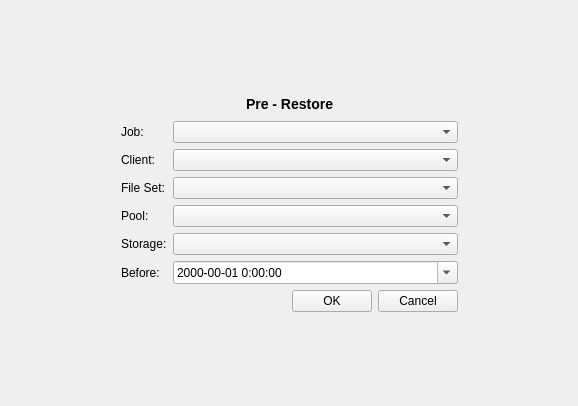
This is bacula/src/qt-console/restore/prerestore.ui in rkorzeniewski/bacula as Qt 5 draws it before an edit. The edited form follows.
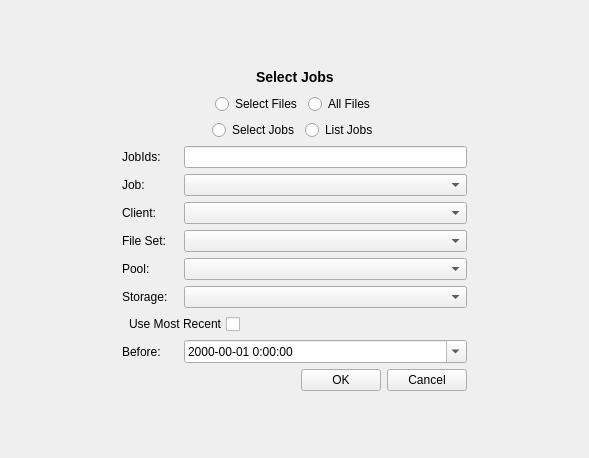
This is the edited form.

Commit message: Add intelegence to prerestore.  Radio buttons for select or all files.  Radio button for select or list jobs.  Text input for list of jobs.

```diff
--- a/bacula/src/qt-console/restore/prerestore.ui
+++ b/bacula/src/qt-console/restore/prerestore.ui
@@ -5,13 +5,16 @@
    <rect>
     <x>0</x>
     <y>0</y>
-    <width>578</width>
-    <height>406</height>
+    <width>589</width>
+    <height>458</height>
    </rect>
   </property>
   <property name="windowTitle" >
    <string>Form</string>
   </property>
+  <property name="autoFillBackground" >
+   <bool>true</bool>
+  </property>
   <layout class="QGridLayout" >
    <property name="margin" >
     <number>9</number>
@@ -19,15 +22,15 @@
    <property name="spacing" >
     <number>6</number>
    </property>
-   <item row="1" column="0" >
+   <item row="0" column="1" >
     <spacer>
      <property name="orientation" >
-      <enum>Qt::Horizontal</enum>
+      <enum>Qt::Vertical</enum>
      </property>
      <property name="sizeHint" >
       <size>
-       <width>40</width>
-       <height>20</height>
+       <width>20</width>
+       <height>40</height>
       </size>
      </property>
     </spacer>
@@ -45,6 +48,32 @@
      </property>
     </spacer>
    </item>
+   <item row="1" column="0" >
+    <spacer>
+     <property name="orientation" >
+      <enum>Qt::Horizontal</enum>
+     </property>
+     <property name="sizeHint" >
+      <size>
+       <width>93</width>
+       <height>301</height>
+      </size>
+     </property>
+    </spacer>
+   </item>
+   <item row="2" column="1" >
+    <spacer>
+     <property name="orientation" >
+      <enum>Qt::Vertical</enum>
+     </property>
+     <property name="sizeHint" >
+      <size>
+       <width>20</width>
+       <height>40</height>
+      </size>
+     </property>
+    </spacer>
+   </item>
    <item row="1" column="1" >
     <layout class="QGridLayout" >
      <property name="margin" >
@@ -53,135 +82,7 @@
      <property name="spacing" >
       <number>6</number>
      </property>
-     <item row="2" column="1" >
-      <widget class="QComboBox" name="clientCombo" />
-     </item>
-     <item row="3" column="0" >
-      <widget class="QLabel" name="label_3" >
-       <property name="text" >
-        <string>File Set:</string>
-       </property>
-       <property name="buddy" >
-        <cstring>filesetCombo</cstring>
-       </property>
-      </widget>
-     </item>
-     <item row="7" column="0" colspan="2" >
-      <layout class="QHBoxLayout" >
-       <property name="margin" >
-        <number>0</number>
-       </property>
-       <property name="spacing" >
-        <number>6</number>
-       </property>
-       <item>
-        <spacer>
-         <property name="orientation" >
-          <enum>Qt::Horizontal</enum>
-         </property>
-         <property name="sizeHint" >
-          <size>
-           <width>171</width>
-           <height>20</height>
-          </size>
-         </property>
-        </spacer>
-       </item>
-       <item>
-        <widget class="QPushButton" name="okButton" >
-         <property name="text" >
-          <string>OK</string>
-         </property>
-        </widget>
-       </item>
-       <item>
-        <widget class="QPushButton" name="cancelButton" >
-         <property name="text" >
-          <string>Cancel</string>
-         </property>
-        </widget>
-       </item>
-      </layout>
-     </item>
-     <item row="4" column="1" >
-      <widget class="QComboBox" name="poolCombo" />
-     </item>
-     <item row="2" column="0" >
-      <widget class="QLabel" name="label_2" >
-       <property name="text" >
-        <string>Client:</string>
-       </property>
-       <property name="buddy" >
-        <cstring>clientCombo</cstring>
-       </property>
-      </widget>
-     </item>
-     <item row="0" column="0" colspan="2" >
-      <layout class="QHBoxLayout" >
-       <property name="margin" >
-        <number>0</number>
-       </property>
-       <property name="spacing" >
-        <number>6</number>
-       </property>
-       <item>
-        <spacer>
-         <property name="orientation" >
-          <enum>Qt::Horizontal</enum>
-         </property>
-         <property name="sizeHint" >
-          <size>
-           <width>71</width>
-           <height>21</height>
-          </size>
-         </property>
-        </spacer>
-       </item>
-       <item>
-        <widget class="QLabel" name="run" >
-         <property name="maximumSize" >
-          <size>
-           <width>16777215</width>
-           <height>30</height>
-          </size>
-         </property>
-         <property name="text" >
-          <string>&lt;h3>Pre - Restore&lt;/h3></string>
-         </property>
-        </widget>
-       </item>
-       <item>
-        <spacer>
-         <property name="orientation" >
-          <enum>Qt::Horizontal</enum>
-         </property>
-         <property name="sizeHint" >
-          <size>
-           <width>81</width>
-           <height>20</height>
-          </size>
-         </property>
-        </spacer>
-       </item>
-      </layout>
-     </item>
-     <item row="4" column="0" >
-      <widget class="QLabel" name="label_4" >
-       <property name="text" >
-        <string>Pool:</string>
-       </property>
-       <property name="buddy" >
-        <cstring>poolCombo</cstring>
-       </property>
-      </widget>
-     </item>
-     <item row="5" column="1" >
-      <widget class="QComboBox" name="storageCombo" />
-     </item>
-     <item row="3" column="1" >
-      <widget class="QComboBox" name="filesetCombo" />
-     </item>
-     <item row="6" column="0" >
+     <item row="10" column="0" >
       <widget class="QLabel" name="label_6" >
        <property name="text" >
         <string>Before:</string>
@@ -191,17 +92,20 @@
        </property>
       </widget>
      </item>
-     <item row="1" column="0" >
-      <widget class="QLabel" name="label" >
+     <item row="8" column="1" colspan="2" >
+      <widget class="QComboBox" name="storageCombo" />
+     </item>
+     <item row="7" column="0" >
+      <widget class="QLabel" name="label_4" >
        <property name="text" >
-        <string>Job:</string>
+        <string>Pool:</string>
        </property>
        <property name="buddy" >
         <cstring>jobCombo</cstring>
        </property>
       </widget>
      </item>
-     <item row="6" column="1" >
+     <item row="10" column="1" colspan="2" >
       <widget class="QDateTimeEdit" name="beforeDateTime" >
        <property name="minimumDate" >
         <date>
@@ -218,7 +122,146 @@
        </property>
       </widget>
      </item>
-     <item row="1" column="1" >
+     <item row="2" column="0" colspan="3" >
+      <widget class="QFrame" name="frame_2" >
+       <property name="frameShape" >
+        <enum>QFrame::NoFrame</enum>
+       </property>
+       <property name="frameShadow" >
+        <enum>QFrame::Plain</enum>
+       </property>
+       <property name="lineWidth" >
+        <number>0</number>
+       </property>
+       <layout class="QGridLayout" >
+        <property name="margin" >
+         <number>0</number>
+        </property>
+        <property name="spacing" >
+         <number>6</number>
+        </property>
+        <item row="0" column="0" >
+         <spacer>
+          <property name="orientation" >
+           <enum>Qt::Horizontal</enum>
+          </property>
+          <property name="sizeHint" >
+           <size>
+            <width>40</width>
+            <height>20</height>
+           </size>
+          </property>
+         </spacer>
+        </item>
+        <item row="0" column="1" >
+         <widget class="QRadioButton" name="selectJobsRadio" >
+          <property name="text" >
+           <string>Select Jobs</string>
+          </property>
+          <property name="checked" >
+           <bool>false</bool>
+          </property>
+         </widget>
+        </item>
+        <item row="0" column="2" >
+         <widget class="QRadioButton" name="listJobsRadio" >
+          <property name="text" >
+           <string>List Jobs</string>
+          </property>
+          <property name="checked" >
+           <bool>false</bool>
+          </property>
+         </widget>
+        </item>
+        <item row="0" column="3" >
+         <spacer>
+          <property name="orientation" >
+           <enum>Qt::Horizontal</enum>
+          </property>
+          <property name="sizeHint" >
+           <size>
+            <width>40</width>
+            <height>20</height>
+           </size>
+          </property>
+         </spacer>
+        </item>
+       </layout>
+      </widget>
+     </item>
+     <item row="3" column="1" colspan="2" >
+      <widget class="QLineEdit" name="jobIdEdit" />
+     </item>
+     <item row="6" column="1" colspan="2" >
+      <widget class="QComboBox" name="filesetCombo" />
+     </item>
+     <item row="4" column="0" >
+      <widget class="QLabel" name="label" >
+       <property name="text" >
+        <string>Job:</string>
+       </property>
+       <property name="buddy" >
+        <cstring>jobCombo</cstring>
+       </property>
+      </widget>
+     </item>
+     <item row="7" column="1" colspan="2" >
+      <widget class="QComboBox" name="poolCombo" />
+     </item>
+     <item row="9" column="0" colspan="2" >
+      <widget class="QCheckBox" name="recentCheckBox" >
+       <property name="layoutDirection" >
+        <enum>Qt::RightToLeft</enum>
+       </property>
+       <property name="text" >
+        <string>Use Most Recent</string>
+       </property>
+      </widget>
+     </item>
+     <item row="9" column="2" >
+      <spacer>
+       <property name="orientation" >
+        <enum>Qt::Horizontal</enum>
+       </property>
+       <property name="sizeHint" >
+        <size>
+         <width>221</width>
+         <height>20</height>
+        </size>
+       </property>
+      </spacer>
+     </item>
+     <item row="8" column="0" >
+      <widget class="QLabel" name="label_5" >
+       <property name="text" >
+        <string>Storage:</string>
+       </property>
+       <property name="buddy" >
+        <cstring>storageCombo</cstring>
+       </property>
+      </widget>
+     </item>
+     <item row="3" column="0" >
+      <widget class="QLabel" name="label_7" >
+       <property name="text" >
+        <string>JobIds:</string>
+       </property>
+       <property name="buddy" >
+        <cstring>jobCombo</cstring>
+       </property>
+      </widget>
+     </item>
+     <item row="6" column="0" >
+      <widget class="QLabel" name="label_3" >
+       <property name="text" >
+        <string>File Set:</string>
+       </property>
+       <property name="buddy" >
+        <cstring>filesetCombo</cstring>
+       </property>
+      </widget>
+     </item>
+     <item row="4" column="1" colspan="2" >
       <widget class="QComboBox" name="jobCombo" >
        <property name="sizePolicy" >
         <sizepolicy>
@@ -236,10 +279,163 @@
        </property>
       </widget>
      </item>
+     <item row="11" column="0" colspan="3" >
+      <layout class="QHBoxLayout" >
+       <property name="margin" >
+        <number>0</number>
+       </property>
+       <property name="spacing" >
+        <number>6</number>
+       </property>
+       <item>
+        <spacer>
+         <property name="orientation" >
+          <enum>Qt::Horizontal</enum>
+         </property>
+         <property name="sizeHint" >
+          <size>
+           <width>171</width>
+           <height>20</height>
+          </size>
+         </property>
+        </spacer>
+       </item>
+       <item>
+        <widget class="QPushButton" name="okButton" >
+         <property name="text" >
+          <string>OK</string>
+         </property>
+        </widget>
+       </item>
+       <item>
+        <widget class="QPushButton" name="cancelButton" >
+         <property name="text" >
+          <string>Cancel</string>
+         </property>
+        </widget>
+       </item>
+      </layout>
+     </item>
+     <item row="5" column="1" colspan="2" >
+      <widget class="QComboBox" name="clientCombo" />
+     </item>
+     <item row="0" column="0" colspan="3" >
+      <layout class="QHBoxLayout" >
+       <property name="margin" >
+        <number>0</number>
+       </property>
+       <property name="spacing" >
+        <number>6</number>
+       </property>
+       <item>
+        <spacer>
+         <property name="orientation" >
+          <enum>Qt::Horizontal</enum>
+         </property>
+         <property name="sizeHint" >
+          <size>
+           <width>71</width>
+           <height>21</height>
+          </size>
+         </property>
+        </spacer>
+       </item>
+       <item>
+        <widget class="QLabel" name="run" >
+         <property name="maximumSize" >
+          <size>
+           <width>16777215</width>
+           <height>30</height>
+          </size>
+         </property>
+         <property name="text" >
+          <string>&lt;h3>Select Jobs&lt;/h3></string>
+         </property>
+        </widget>
+       </item>
+       <item>
+        <spacer>
+         <property name="orientation" >
+          <enum>Qt::Horizontal</enum>
+         </property>
+         <property name="sizeHint" >
+          <size>
+           <width>81</width>
+           <height>20</height>
+          </size>
+         </property>
+        </spacer>
+       </item>
+      </layout>
+     </item>
+     <item row="1" column="0" colspan="3" >
+      <widget class="QFrame" name="frame" >
+       <property name="frameShape" >
+        <enum>QFrame::NoFrame</enum>
+       </property>
+       <property name="frameShadow" >
+        <enum>QFrame::Plain</enum>
+       </property>
+       <layout class="QGridLayout" >
+        <property name="margin" >
+         <number>0</number>
+        </property>
+        <property name="spacing" >
+         <number>6</number>
+        </property>
+        <item row="0" column="2" >
+         <widget class="QRadioButton" name="allFilesRadio" >
+          <property name="text" >
+           <string>All Files</string>
+          </property>
+          <property name="checked" >
+           <bool>false</bool>
+          </property>
+         </widget>
+        </item>
+        <item row="0" column="1" >
+         <widget class="QRadioButton" name="selectFilesRadio" >
+          <property name="text" >
+           <string>Select Files</string>
+          </property>
+          <property name="checked" >
+           <bool>false</bool>
+          </property>
+         </widget>
+        </item>
+        <item row="0" column="3" >
+         <spacer>
+          <property name="orientation" >
+           <enum>Qt::Horizontal</enum>
+          </property>
+          <property name="sizeHint" >
+           <size>
+            <width>40</width>
+            <height>20</height>
+           </size>
+          </property>
+         </spacer>
+        </item>
+        <item row="0" column="0" >
+         <spacer>
+          <property name="orientation" >
+           <enum>Qt::Horizontal</enum>
+          </property>
+          <property name="sizeHint" >
+           <size>
+            <width>40</width>
+            <height>20</height>
+           </size>
+          </property>
+         </spacer>
+        </item>
+       </layout>
+      </widget>
+     </item>
      <item row="5" column="0" >
-      <widget class="QLabel" name="label_5" >
+      <widget class="QLabel" name="label_2" >
        <property name="text" >
-        <string>Storage:</string>
+        <string>Client:</string>
        </property>
        <property name="buddy" >
         <cstring>storageCombo</cstring>
@@ -248,32 +444,6 @@
      </item>
     </layout>
    </item>
-   <item row="0" column="1" >
-    <spacer>
-     <property name="orientation" >
-      <enum>Qt::Vertical</enum>
-     </property>
-     <property name="sizeHint" >
-      <size>
-       <width>20</width>
-       <height>40</height>
-      </size>
-     </property>
-    </spacer>
-   </item>
-   <item row="2" column="1" >
-    <spacer>
-     <property name="orientation" >
-      <enum>Qt::Vertical</enum>
-     </property>
-     <property name="sizeHint" >
-      <size>
-       <width>20</width>
-       <height>40</height>
-      </size>
-     </property>
-    </spacer>
-   </item>
   </layout>
  </widget>
  <resources/>
```
Left out of the diff: 4 changed lines with no effect on the pictures. The commit also changes 5 other files.
